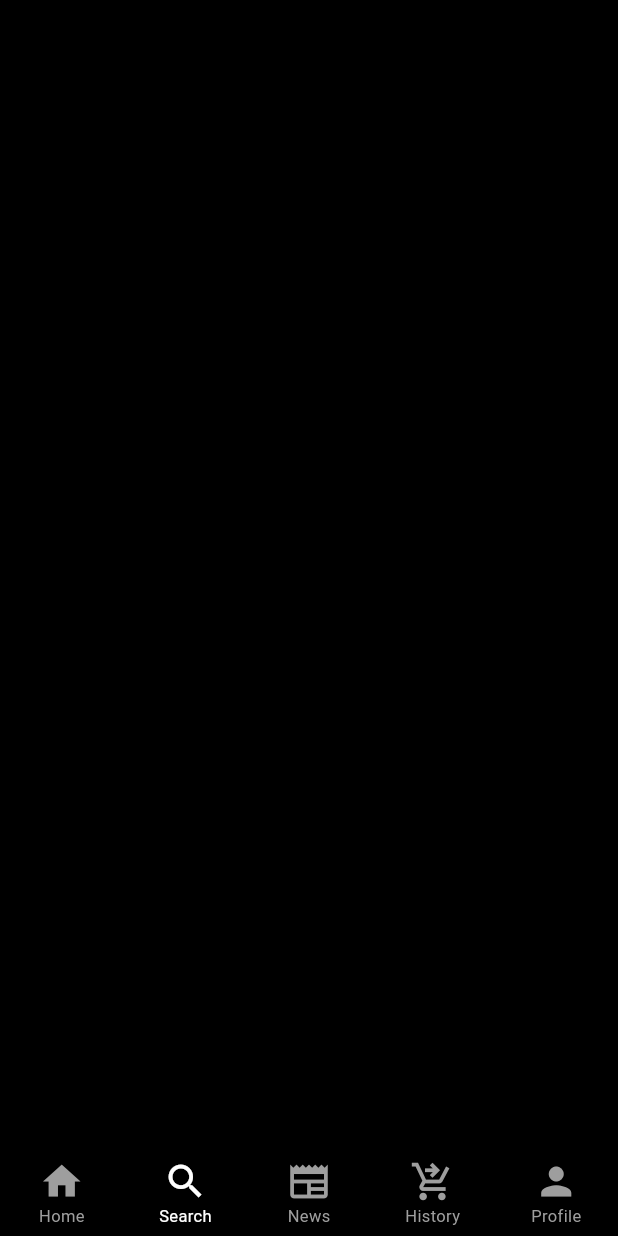
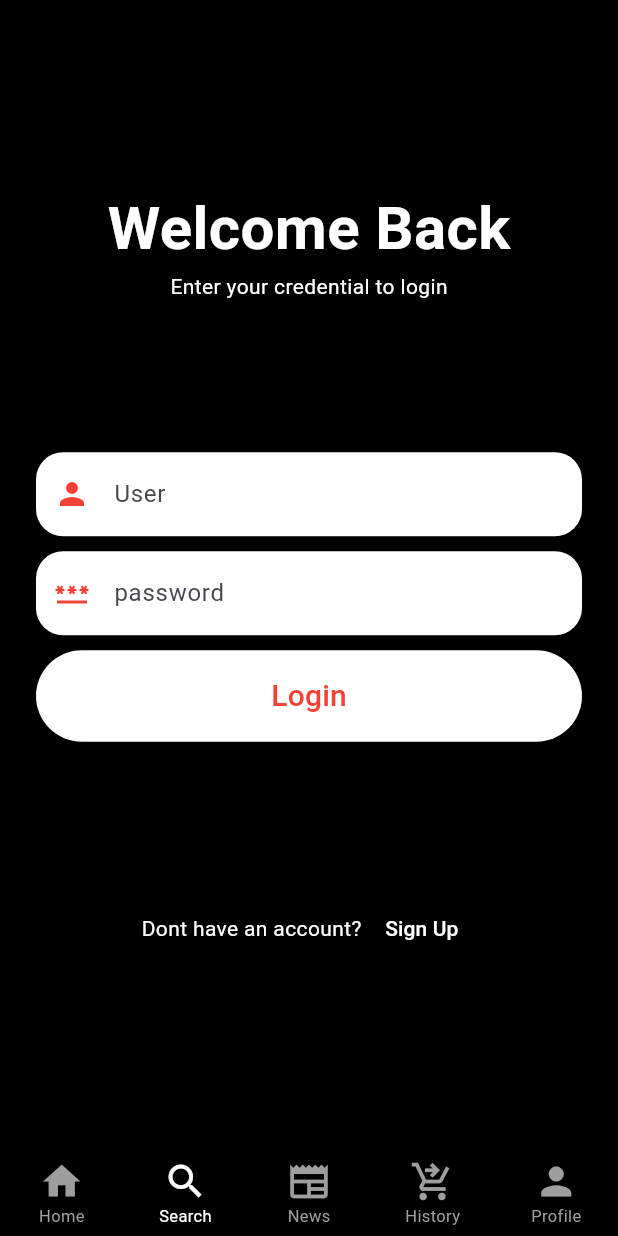
Before and after one commit to jayanth119/AtoZCinemas, a Flutter app: the screen it shows after launch, item 2 of the bottom bar chosen, on a phone screen of 412 x 824 dp. Run offline on Flutter 3.47's test engine with Material 3 defaults, Android fonts, the light colour scheme and no system bars; our stand-ins replace bloc, flutter_bloc, webview_flutter.

Commit message:
adding some screens,
add login screen
add signup screen
add splash screen

```diff
--- /dev/null
+++ b/atoz_cinema/lib/screens/loginscreen.dart
@@ -0,0 +1,132 @@
+// ignore_for_file: use_build_context_synchronously
+
+import 'package:atoz_cinema/screens/signupscreen.dart';
+import 'package:atoz_cinema/widgets/text_form_field.dart';
+import 'package:flutter/material.dart';
+// import 'package:firebase_auth/firebase_auth.dart';
+
+class Login extends StatefulWidget {
+  const Login({super.key});
+
+  @override
+  State<Login> createState() => _LoginState();
+}
+
+class _LoginState extends State<Login> {
+  // late FirebaseAuth _auth;
+  final bor = OutlineInputBorder(
+      borderRadius: BorderRadius.circular(18), borderSide: BorderSide.none);
+  final _user = TextEditingController();
+  final _pass = TextEditingController();
+  final _formKey = GlobalKey<FormState>();
+
+  @override
+  Widget build(BuildContext context) {
+    return Scaffold(
+      body: Container(
+        margin: const EdgeInsets.all(24),
+        child: Form(
+          key: _formKey,
+          child: Column(
+            mainAxisAlignment: MainAxisAlignment.spaceEvenly,
+            children: [
+              _header(context),
+              _inputField(context),
+              _signup(context),
+            ],
+          ),
+        ),
+      ),
+    );
+  }
+
+  _header(context) {
+    return const Column(
+      children: [
+        Text(
+          "Welcome Back",
+          style: TextStyle(
+            fontSize: 40,
+            fontWeight: FontWeight.bold,
+            color: Colors.white,
+          ),
+        ),
+        Text(
+          "Enter your credential to login",
+          style: TextStyle(
+            color: Colors.white,
+          ),
+        ),
+      ],
+    );
+  }
+
+  _inputField(context) {
+    return Column(
+      crossAxisAlignment: CrossAxisAlignment.stretch,
+      children: [
+        InputField(
+          user: _user,
+          bor: bor,
+          validator: (value) {
+            return null;
+          },
+          icon: Icons.person,
+          hinttext: 'User',
+          bool1: false,
+        ),
+        const SizedBox(height: 10),
+        InputField(
+          user: _pass,
+          bor: bor,
+          validator: (value) {
+            return null;
+          },
+          icon: Icons.password,
+          hinttext: 'password',
+          bool1: true,
+        ),
+        const SizedBox(height: 10),
+        ElevatedButton(
+          onPressed: () {},
+          style: ElevatedButton.styleFrom(
+            shape: const StadiumBorder(),
+            padding: const EdgeInsets.symmetric(vertical: 16),
+            backgroundColor: Colors.white,
+          ),
+          child: const Text(
+            "Login",
+            style: TextStyle(fontSize: 20, color: Colors.red),
+          ),
+        )
+      ],
+    );
+  }
+
+  _signup(context) {
+    return Row(
+      mainAxisAlignment: MainAxisAlignment.center,
+      children: [
+        const Text(
+          "Dont have an account? ",
+          style: TextStyle(
+            color: Colors.white,
+          ),
+        ),
+        TextButton(
+          onPressed: () {
+            Navigator.of(context).push(
+              MaterialPageRoute(
+                builder: (context) => const SignupPage(),
+              ),
+            );
+          },
+          child: const Text(
+            "Sign Up",
+            style: TextStyle(color: Colors.white),
+          ),
+        ),
+      ],
+    );
+  }
+}
--- a/atoz_cinema/lib/screens/nav_screen.dart
+++ b/atoz_cinema/lib/screens/nav_screen.dart
@@ -1,4 +1,6 @@
+import 'package:atoz_cinema/screens/loginscreen.dart';
 import 'package:atoz_cinema/screens/profile_screen.dart';
+import 'package:atoz_cinema/screens/splash_screen.dart';
 import 'package:flutter/material.dart';
 import 'package:flutter_bloc/flutter_bloc.dart';
 import 'package:atoz_cinema/cubits/cubits.dart';
@@ -15,9 +17,9 @@ class NavScreen extends StatefulWidget {
 class _NavScreenState extends State<NavScreen> {
   final List<Widget> _screens = [
     const HomeScreen(key: PageStorageKey('homeScreen')),
-    const Scaffold(),
+    const Login(),
     const NewsScreem(),
-    const Scaffold(),
+    const SplashScreen(),
     const ProfileScreen(),
   ];
 
--- /dev/null
+++ b/atoz_cinema/lib/widgets/text_form_field.dart
@@ -0,0 +1,38 @@
+import 'package:flutter/material.dart';
+
+class InputField extends StatelessWidget {
+  final TextEditingController user;
+  final OutlineInputBorder bor;
+  final String? Function(String?) validator;
+  final String hinttext;
+  final IconData icon;
+  final bool bool1;
+  const InputField({
+    super.key,
+    required this.user,
+    required this.bor,
+    required this.validator,
+    required this.hinttext,
+    required this.icon,
+    required this.bool1,
+  });
+
+  @override
+  Widget build(BuildContext context) {
+    return TextFormField(
+      obscureText: bool1,
+      controller: user,
+      validator: validator,
+      decoration: InputDecoration(
+        hintText: hinttext,
+        border: bor,
+        fillColor: Colors.white,
+        filled: true,
+        prefixIcon: Icon(
+          icon,
+          color: Colors.red,
+        ),
+      ),
+    );
+  }
+}
```
Also changed, not shown: atoz_cinema/lib/screens/signupscreen.dart (added, +192 -0 lines), atoz_cinema/lib/screens/splash_screen.dart (added, +28 -0 lines), atoz_cinema/assets/images/spongbob.jpg (added).
